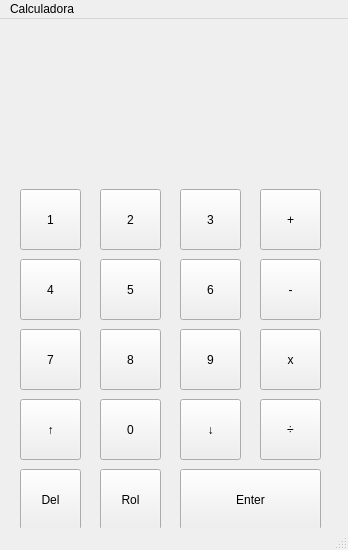
kibutzzz/calculcadora-qt, file mainwindow.ui: the form before one commit.
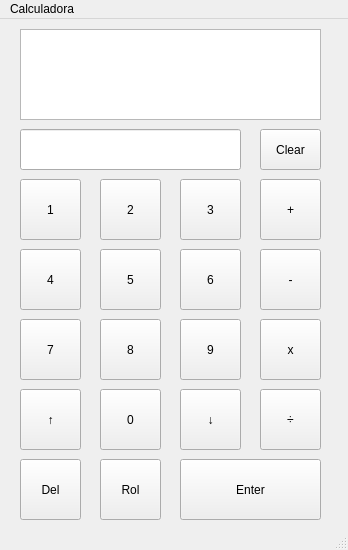
The form after the commit.

Commit message: nomes dos objetos, input e output adicionados

Patch:
```diff
--- a/mainwindow.ui
+++ b/mainwindow.ui
@@ -30,7 +30,7 @@
     <property name="geometry">
      <rect>
       <x>20</x>
-      <y>170</y>
+      <y>160</y>
       <width>61</width>
       <height>61</height>
      </rect>
@@ -43,7 +43,7 @@
     <property name="geometry">
      <rect>
       <x>100</x>
-      <y>170</y>
+      <y>160</y>
       <width>61</width>
       <height>61</height>
      </rect>
@@ -56,7 +56,7 @@
     <property name="geometry">
      <rect>
       <x>100</x>
-      <y>240</y>
+      <y>230</y>
       <width>61</width>
       <height>61</height>
      </rect>
@@ -69,7 +69,7 @@
     <property name="geometry">
      <rect>
       <x>20</x>
-      <y>240</y>
+      <y>230</y>
       <width>61</width>
       <height>61</height>
      </rect>
@@ -82,7 +82,7 @@
     <property name="geometry">
      <rect>
       <x>100</x>
-      <y>310</y>
+      <y>300</y>
       <width>61</width>
       <height>61</height>
      </rect>
@@ -95,7 +95,7 @@
     <property name="geometry">
      <rect>
       <x>20</x>
-      <y>310</y>
+      <y>300</y>
       <width>61</width>
       <height>61</height>
      </rect>
@@ -108,7 +108,7 @@
     <property name="geometry">
      <rect>
       <x>100</x>
-      <y>450</y>
+      <y>440</y>
       <width>61</width>
       <height>61</height>
      </rect>
@@ -121,7 +121,7 @@
     <property name="geometry">
      <rect>
       <x>20</x>
-      <y>450</y>
+      <y>440</y>
       <width>61</width>
       <height>61</height>
      </rect>
@@ -134,7 +134,7 @@
     <property name="geometry">
      <rect>
       <x>180</x>
-      <y>450</y>
+      <y>440</y>
       <width>141</width>
       <height>61</height>
      </rect>
@@ -147,7 +147,7 @@
     <property name="geometry">
      <rect>
       <x>100</x>
-      <y>380</y>
+      <y>370</y>
       <width>61</width>
       <height>61</height>
      </rect>
@@ -160,7 +160,7 @@
     <property name="geometry">
      <rect>
       <x>20</x>
-      <y>380</y>
+      <y>370</y>
       <width>61</width>
       <height>61</height>
      </rect>
@@ -173,7 +173,7 @@
     <property name="geometry">
      <rect>
       <x>180</x>
-      <y>380</y>
+      <y>370</y>
       <width>61</width>
       <height>61</height>
      </rect>
@@ -186,7 +186,7 @@
     <property name="geometry">
      <rect>
       <x>260</x>
-      <y>310</y>
+      <y>300</y>
       <width>61</width>
       <height>61</height>
      </rect>
@@ -199,7 +199,7 @@
     <property name="geometry">
      <rect>
       <x>260</x>
-      <y>170</y>
+      <y>160</y>
       <width>61</width>
       <height>61</height>
      </rect>
@@ -212,7 +212,7 @@
     <property name="geometry">
      <rect>
       <x>180</x>
-      <y>310</y>
+      <y>300</y>
       <width>61</width>
       <height>61</height>
      </rect>
@@ -225,7 +225,7 @@
     <property name="geometry">
      <rect>
       <x>180</x>
-      <y>240</y>
+      <y>230</y>
       <width>61</width>
       <height>61</height>
      </rect>
@@ -238,7 +238,7 @@
     <property name="geometry">
      <rect>
       <x>260</x>
-      <y>240</y>
+      <y>230</y>
       <width>61</width>
       <height>61</height>
      </rect>
@@ -251,7 +251,7 @@
     <property name="geometry">
      <rect>
       <x>180</x>
-      <y>170</y>
+      <y>160</y>
       <width>61</width>
       <height>61</height>
      </rect>
@@ -264,7 +264,7 @@
     <property name="geometry">
      <rect>
       <x>260</x>
-      <y>380</y>
+      <y>370</y>
       <width>61</width>
       <height>61</height>
      </rect>
@@ -273,6 +273,39 @@
      <string>÷</string>
     </property>
    </widget>
+   <widget class="QLineEdit" name="inputNumeros">
+    <property name="geometry">
+     <rect>
+      <x>20</x>
+      <y>110</y>
+      <width>221</width>
+      <height>41</height>
+     </rect>
+    </property>
+   </widget>
+   <widget class="QTextEdit" name="outputDados">
+    <property name="geometry">
+     <rect>
+      <x>20</x>
+      <y>10</y>
+      <width>301</width>
+      <height>91</height>
+     </rect>
+    </property>
+   </widget>
+   <widget class="QPushButton" name="btnLimpar">
+    <property name="geometry">
+     <rect>
+      <x>260</x>
+      <y>110</y>
+      <width>61</width>
+      <height>41</height>
+     </rect>
+    </property>
+    <property name="text">
+     <string>Clear</string>
+    </property>
+   </widget>
   </widget>
   <widget class="QMenuBar" name="menubar">
    <property name="geometry">
```
Left out of the diff: 38 changed lines with no effect on the pictures.
